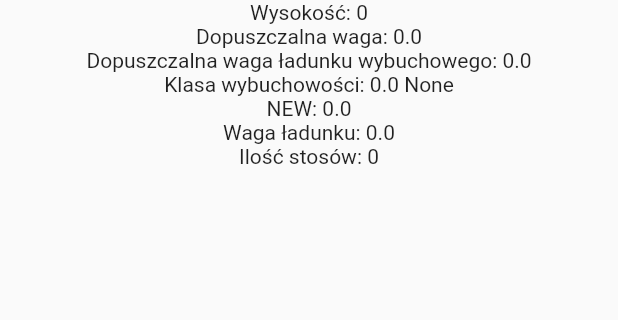
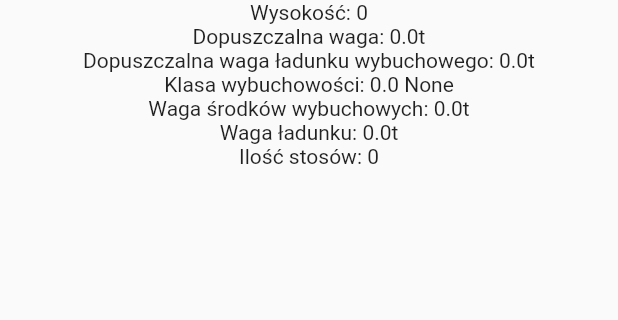
Before and after one commit to ArkadiuszStanislawLega/tobaa_linx, a Flutter app: the CarDetailView screen opened directly with empty values, on a phone screen of 412 x 824 dp, the part 180-500 px from its top. Run offline on Flutter 3.47's test engine with Material 2 defaults, Android fonts, the phone set to English and light mode, and no system bars.

Commit message:
Code review.

```diff
--- a/lib/main.dart
+++ b/lib/main.dart
@@ -20,6 +20,11 @@ import 'enumerators/baa_type.dart';
 
 void main() {
   runApp(TOBAAApp());
+}
+
+String massConverter(var number){
+  var num = number / 1000000;
+  return '${num}t';
 }
 
 class TOBAAApp extends StatelessWidget {
--- a/lib/widgets/baa_list.dart
+++ b/lib/widgets/baa_list.dart
@@ -3,6 +3,7 @@ import 'package:flutter/material.dart';
 import 'package:tobaa/database/db_cars.dart';
 import 'package:tobaa/enumerators/baa_type.dart';
 import 'package:tobaa/main.dart';
+import 'package:tobaa/transport/transport.dart';
 
 import 'content_baa_list.dart';
 
@@ -22,6 +23,7 @@ class BaaList extends StatelessWidget {
                 ElevatedButton(
                   child: Text("Przelicz"),
                   onPressed: () => {
+                    TOBAAApp.transport = new Transport(),
                     // TOBAAApp.transport.isWarTime = TOBAAApp.isWar,
                     Navigator.pushNamed(context, TOBAAApp.URL_COUNTED),
                   },
--- a/lib/widgets/box_detail_view.dart
+++ b/lib/widgets/box_detail_view.dart
@@ -1,6 +1,8 @@
 import 'package:flutter/material.dart';
 import 'package:flutter/widgets.dart';
 import 'package:tobaa/box/box.dart';
+
+import '../main.dart';
 
 class BoxDetailView extends  StatelessWidget {
 
@@ -21,9 +23,9 @@ class BoxDetailView extends  StatelessWidget {
                   Text('Szerokość: ${this._box.dimensions.width}'),
                   Text('Długość: ${this._box.dimensions.length}'),
                   Text('Wysokość: ${this._box.dimensions.height}'),
-                  Text('Waga netto: ${this._box.weights.net}'),
-                  Text('Waga brutton: ${this._box.weights.currentGross}'),
-                  Text('Waga ładunków wybuchowych: ${this._box.weights.currentNetExplosive}'),
+                  Text('Waga netto: ${massConverter(this._box.weights.net)}'),
+                  Text('Waga brutto: ${massConverter(this._box.weights.currentGross)}'),
+                  Text('Waga ładunków wybuchowych: ${massConverter(this._box.weights.currentNetExplosive)}'),
                 ],
               )
           )
--- a/lib/widgets/car_detail_view.dart
+++ b/lib/widgets/car_detail_view.dart
@@ -27,22 +27,18 @@ class CarDetailView extends  StatelessWidget {
                   Container(
                     child: Column(
                       children: [
-                        Text('Długość: ${this._car.dimensionOfLoadingArea
-                            .length}'),
+                        Text('Długość: ${this._car.dimensionOfLoadingArea.length}'),
                         Text('Szerokość: ${this._car.dimensionOfLoadingArea.width}'),
                         Text('Wysokość: ${this._car.dimensionOfLoadingArea.height}'),
-                        Text('Dopuszczalna waga: ${this._car.weightOfLoadingArea.maximum}'),
-                        Text('Dopuszczalna waga ładunku wybuchowego: ${this._car.weightOfLoadingArea.maximumNetExplosive}'),
+                        Text('Dopuszczalna waga: ${massConverter(this._car.weightOfLoadingArea.maximum)}'),
+                        Text('Dopuszczalna waga ładunku wybuchowego: ${massConverter(this._car.weightOfLoadingArea.maximumNetExplosive)}'),
                       ],
                     ),
                   ),
-                  Text('Klasa wybuchowości: ${this._car.explosionClass
-                      .toString()}'),
+                  Text('Klasa wybuchowości: ${this._car.explosionClass.toString()}'),
 
-                  Text('NEW: ${this._car.weightOfLoadingArea
-                      .currentNetExplosive}'),
-                  Text(
-                      'Waga ładunku: ${this._car.weightOfLoadingArea.current}'),
+                  Text('Waga środków wybuchowych: ${massConverter(this._car.weightOfLoadingArea.currentNetExplosive)}'),
+                  Text('Waga ładunku: ${massConverter(this._car.weightOfLoadingArea.current)}'),
                   Text('Ilość stosów: ${this._car.stacks.length}'),
                   this._listViewStack(this._car.stacks)
                 ],
@@ -74,9 +70,9 @@ class CarDetailView extends  StatelessWidget {
   Widget _stack(ContainerStack.Stack stack){
     return Column(
       children: [
-        Text('NEW: ${stack.weights.netExplosive}'),
-        Text('Waga netto: ${stack.weights.net}'),
-        Text('Waga brutto: ${stack.weights.gross}'),
+        Text('Waga ładunków wybuchowych: ${massConverter(stack.weights.netExplosive)}'),
+        Text('Waga netto: ${massConverter(stack.weights.net)}'),
+        Text('Waga brutto: ${massConverter(stack.weights.gross)}'),
         Text('Ilość kontenerów: ${stack.currentNumberOfBoxes}'),
         Text('Ilość środków: ${stack.battleAirAssetCapacities.current}'),
       ],
--- a/lib/widgets/counted_view.dart
+++ b/lib/widgets/counted_view.dart
@@ -2,9 +2,7 @@ import 'package:flutter/cupertino.dart';
 import 'package:flutter/material.dart';
 import 'package:tobaa/car/car.dart';
 import 'package:tobaa/enumerators/car_type.dart';
-import 'package:tobaa/stack/stack.dart' as ContainerStack;
 import 'package:tobaa/main.dart';
-import 'package:tobaa/stack/stack_level.dart';
 import 'package:tobaa/transport/transport.dart';
 
 class CountedView extends StatelessWidget {
@@ -30,9 +28,9 @@ class CountedView extends StatelessWidget {
               child: Column(
                   children: [
                     Text('Ilość środków: ${TOBAAApp.transport.capacity()}'),
-                    Text('Waga brutto transportu: ${TOBAAApp.transport.transportGrossWeight}'),
-                    Text('Waga netto ładunków wybuchowych: ${TOBAAApp.transport.transportNetExplosiveWeight}'),
-                    Text('Waga środków bojowych: ${TOBAAApp.transport.transportNetWeight}'),
+                    Text('Waga brutto transportu: ${massConverter(TOBAAApp.transport.transportGrossWeight)}'),
+                    Text('Waga netto ładunków wybuchowych: ${massConverter(TOBAAApp.transport.transportNetExplosiveWeight)}'),
+                    Text('Waga środków bojowych: ${massConverter(TOBAAApp.transport.transportNetWeight)}'),
                     Text('Ilość pojazdów: ${TOBAAApp.transport.numberOfCars}'),
                     this._carsListView(TOBAAApp.transport.cars
                       // Text('${transport.transportGrossWeight}')
--- a/lib/widgets/detail_baa_view.dart
+++ b/lib/widgets/detail_baa_view.dart
@@ -54,28 +54,28 @@ class _DetailBaa extends State<DetailBaa> {
                       'Wysokość:', '${this.battleAirAsset.dimensions.height} mm'
                   ),
                   PropertyView(
-                      'Waga brutton:', '${this.battleAirAsset.weights.gross} g'
+                      'Waga brutto:', '${massConverter(this.battleAirAsset.weights.gross)} g'
                   ),
                   PropertyView(
-                      'Waga netto:', '${this.battleAirAsset.weights.net} g'
+                      'Waga netto:', '${massConverter(this.battleAirAsset.weights.net)} g'
                   ),
                   PropertyView(
                       'Waga ładunków wybuchowych:',
-                      '${this.battleAirAsset.weights.netExplosive} g'
+                      '${massConverter(this.battleAirAsset.weights.netExplosive)} g'
                   ),
                   PropertyView(
                       'Kontener:', '${box.name}'
                   ),
                   PropertyView(
-                      'Waga netto kontenera:', '${box.weights.net} g'
+                      'Waga netto kontenera:', '${massConverter(box.weights.net)} g'
                   ),
                   PropertyView(
                       'Waga brutto załadowanego kontenera:',
-                      '${box.weights.gross} g'
+                      '${massConverter(box.weights.gross)} g'
                   ),
                   PropertyView(
                       'Waga środków wybuchowych w pełni załadowanego kontenera:',
-                      '${box.weights.netExplosive} g'
+                      '${massConverter(box.weights.netExplosive)} g'
                   ),
                   PropertyView(
                       'Wysokość:', '${box.dimensions.height} mm'
--- a/lib/widgets/settings_car_list_item.dart
+++ b/lib/widgets/settings_car_list_item.dart
@@ -1,6 +1,5 @@
 import 'package:flutter/cupertino.dart';
 import 'package:flutter/material.dart';
-import 'package:flutter/services.dart';
 import 'package:tobaa/car/car.dart';
 
 
--- a/lib/widgets/stack_detail_view.dart
+++ b/lib/widgets/stack_detail_view.dart
@@ -28,9 +28,9 @@ class StackDetailView extends  StatelessWidget {
                   Text('Szerokość: ${this._stack.dimensions.width}'),
                   Text('Długość: ${this._stack.dimensions.length}'),
                   Text('Wysokość: ${this._stack.dimensions.height}'),
-                  Text('Waga netto: ${this._stack.weights.net}'),
-                  Text('Waga brutton: ${this._stack.weights.gross}'),
-                  Text('Waga netto: ${this._stack.weights.netExplosive}'),
+                  Text('Waga netto: ${massConverter(this._stack.weights.net)}'),
+                  Text('Waga brutto: ${massConverter(this._stack.weights.gross)}'),
+                  Text('Waga ładunku wybuchowego: ${massConverter(this._stack.weights.netExplosive)}'),
                   Text('Maksymalny poziom stosu: ${this._stack.maximumStackLevel}'),
                   this._listViewStackLevel(this._stack.levels)
                 ],
@@ -62,9 +62,9 @@ class StackDetailView extends  StatelessWidget {
   Widget _stackLevel(StackLevel level) {
     return Column(
       children: [
-        Text('NEW: ${level.weights.netExplosive}'),
-        Text('Waga netto: ${level.weights.net}'),
-        Text('Waga brutto: ${level.weights.gross}'),
+        Text('Waga ładunków wybuchowych: ${massConverter(level.weights.netExplosive)}'),
+        Text('Waga netto: ${massConverter(level.weights.net)}'),
+        Text('Waga brutto: ${massConverter(level.weights.gross)}'),
         Text('Ilość kontenerów: ${level.boxes.length}'),
         Text('Ilość środków: ${level.capacities.current}'),
       ],
--- a/lib/widgets/stack_level_detail_view.dart
+++ b/lib/widgets/stack_level_detail_view.dart
@@ -27,8 +27,8 @@ class StackLevelDetailView extends  StatelessWidget {
                   Text('Długość: ${this._stackLevel.dimensions.length}'),
                   Text('Wysokość: ${this._stackLevel.dimensions.height}'),
                   Text('Waga netto: ${this._stackLevel.weights.net}'),
-                  Text('Waga brutton: ${this._stackLevel.weights.gross}'),
-                  Text('Waga netto: ${this._stackLevel.weights.netExplosive}'),
+                  Text('Waga brutto: ${this._stackLevel.weights.gross}'),
+                  Text('Waga ładunków wybuchowych: ${this._stackLevel.weights.netExplosive}'),
                   Text('Ilość kontenerów: ${this._stackLevel.boxes.length}'),
                   this._listViewBoxes(this._stackLevel.boxes)
                 ],
@@ -61,9 +61,9 @@ class StackLevelDetailView extends  StatelessWidget {
     return Column(
       children: [
         Text('Nazwa: ${box.name}'),
-        Text('NEW: ${box.weights.netExplosive}'),
-        Text('Waga netto: ${box.weights.net}'),
-        Text('Waga brutto: ${box.weights.gross}'),
+        Text('Waga ładunków wybuchowych: ${massConverter(box.weights.netExplosive)}'),
+        Text('Waga netto: ${massConverter(box.weights.net)}'),
+        Text('Waga brutto: ${massConverter(box.weights.gross)}'),
         Text('Ilość środków: ${box.capacities.current}'),
       ],
     );
```
Also changed, not shown: lib/car/car.dart (+12 -16 lines).
